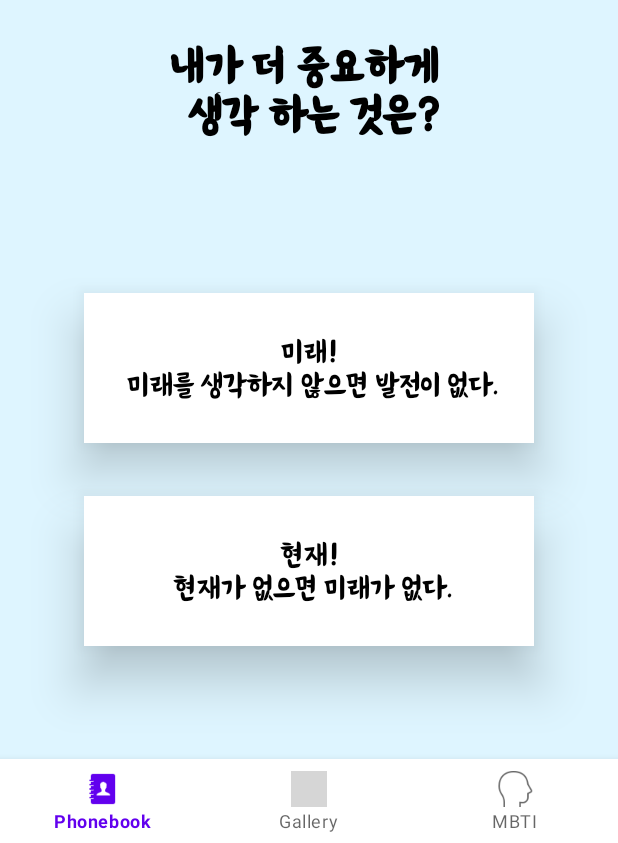
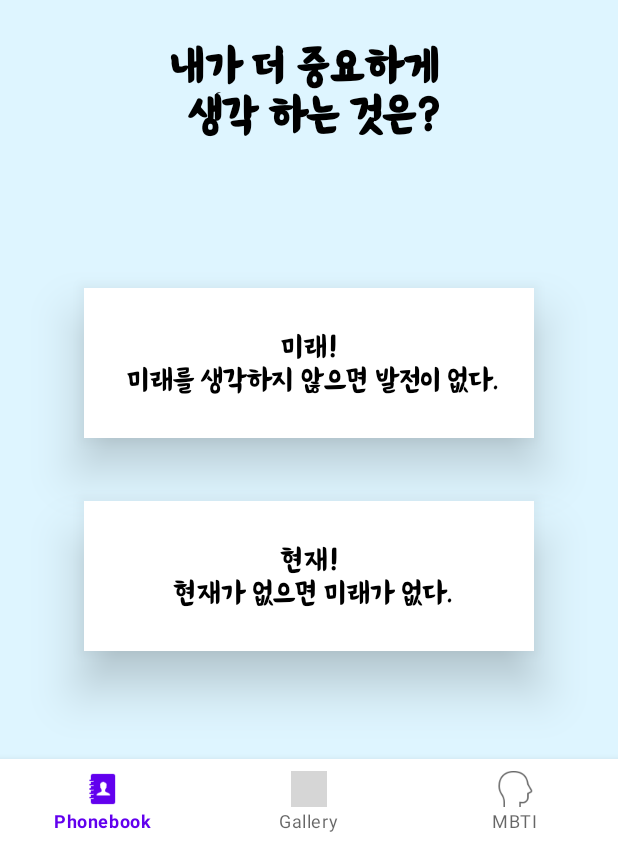
Before and after one commit to chackhangun/KAIST_Madcamp_week1, an Android app: the fragment MbtiQ10 placed in its activity, on a phone screen of 412 x 824 dp, the part 393-1236 px from its top. Run offline under Robolectric (Android 15) with nearby library versions, the phone set to English and light mode, and no system bars; libraries missing offline, so code that uses them is left out: com.kakao.kakaolink, com.kakao.message, com.kakao.network, com.kakao.util; 1 statement that could not run was skipped; grey boxes are pictures that could not be loaded.

Commit message:
mbti UI update2

```diff
--- a/app/src/main/res/layout/fragment_mbti_q10.xml
+++ b/app/src/main/res/layout/fragment_mbti_q10.xml
@@ -39,7 +39,7 @@
         android:id="@+id/Q10A1"
         android:layout_width="300dp"
         android:layout_height="100dp"
-        android:layout_marginBottom="0dp"
+        android:layout_marginBottom="10dp"
         android:fontFamily="@font/mbti_question"
         android:text="미래!\n 미래를 생각하지 않으면 발전이 없다."
         android:textAlignment="center"
--- a/app/src/main/res/layout/fragment_mbti_q12.xml
+++ b/app/src/main/res/layout/fragment_mbti_q12.xml
@@ -43,7 +43,7 @@
         android:layout_height="100dp"
         android:layout_marginBottom="10dp"
         android:fontFamily="@font/mbti_question"
-        android:text="그때그때 \n 생각나는대로 일 처리!\n 융통성있게 일을 진행하는 것을 좋아한다."
+        android:text="그때그때\n 생각나는대로 일 처리!\n 융통성있게 일을 진행하는 것을 좋아한다."
         android:textAlignment="center"
         android:gravity="center"
         app:layout_constraintBottom_toTopOf="@id/Q12A2"
--- a/app/src/main/res/layout/fragment_mbti_q3.xml
+++ b/app/src/main/res/layout/fragment_mbti_q3.xml
@@ -42,7 +42,7 @@
         android:layout_height="100dp"
         android:layout_marginBottom="10dp"
         android:fontFamily="@font/mbti_question"
-        android:text="처음이라 많이 낯설지? \n 반갑다! 라며 \n 먼저 다가오는 친구"
+        android:text="처음이라 많이 낯설지? 반갑다! 라며 \n 먼저 다가오는 친구"
         android:textAlignment="center"
         android:gravity="center"
         app:layout_constraintBottom_toTopOf="@id/Q3A2"
--- a/app/src/main/res/layout/fragment_mbti_q9.xml
+++ b/app/src/main/res/layout/fragment_mbti_q9.xml
@@ -41,7 +41,7 @@
         android:layout_height="100dp"
         android:layout_marginBottom="10dp"
         android:fontFamily="@font/mbti_question"
-        android:text="목적지가 우선이다. \n 생기든 말든 신경쓰지 않고 \n 지나간다."
+        android:text="목적지가 우선이다. \n 생기든 말든 신경쓰지 않고 지나간다."
         android:textAlignment="center"
         android:gravity="center"
         app:layout_constraintBottom_toTopOf="@id/Q9A2"
```
